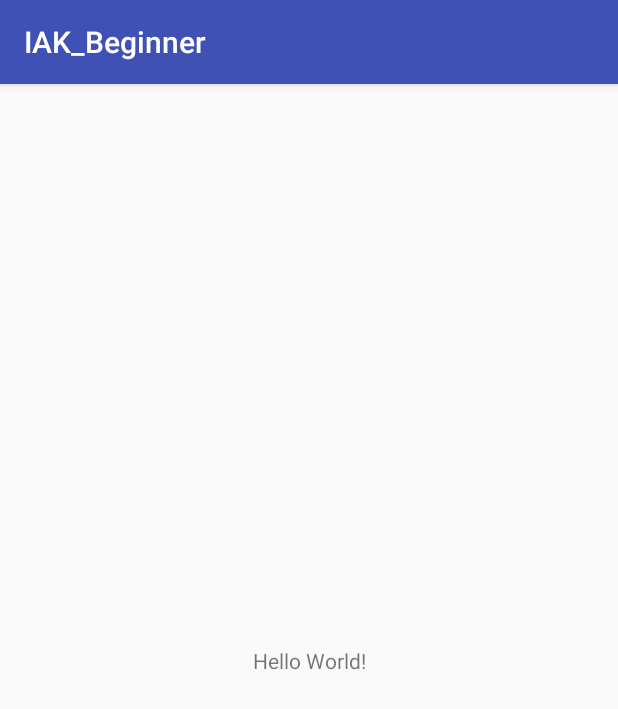
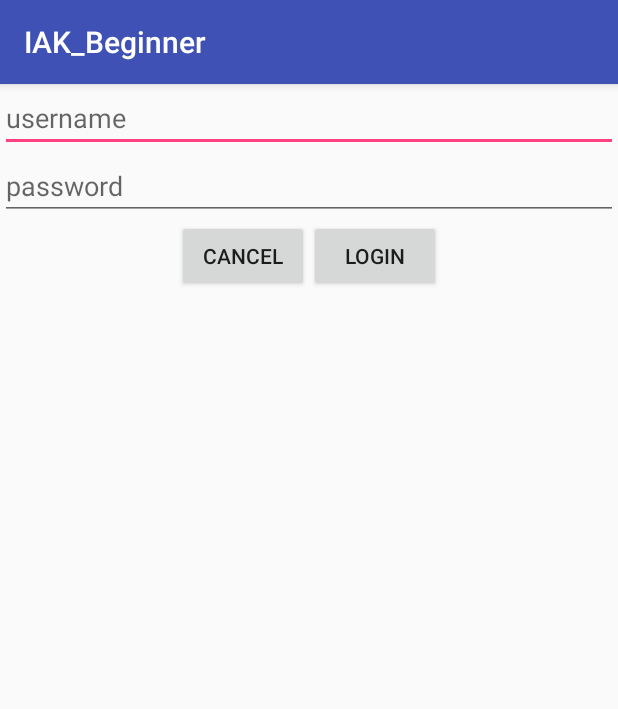
Before and after one commit to ilhamhd98/IAK, an Android app: the screen it shows after launch (MainActivity before the commit, LoginActivity after it), on a phone screen of 412 x 824 dp. Shown: the top 709 px of the screen. Run offline under Robolectric (Android 15) with nearby library versions, the phone set to English and light mode, and no system bars.

Commit message:
MainActivity get Intent

```diff
--- a/app/src/main/AndroidManifest.xml
+++ b/app/src/main/AndroidManifest.xml
@@ -9,14 +9,14 @@
         android:roundIcon="@mipmap/ic_launcher_round"
         android:supportsRtl="true"
         android:theme="@style/AppTheme">
-        <activity android:name=".MainActivity">
+        <activity android:name=".MainActivity"></activity>
+        <activity android:name=".LoginActivity">
             <intent-filter>
                 <action android:name="android.intent.action.MAIN" />
 
                 <category android:name="android.intent.category.LAUNCHER" />
             </intent-filter>
         </activity>
-        <activity android:name=".LoginActivity"></activity>
     </application>
 
 </manifest>
--- a/app/src/main/java/com/powergeninfotech/iak_beginner/LoginActivity.java
+++ b/app/src/main/java/com/powergeninfotech/iak_beginner/LoginActivity.java
@@ -1,13 +1,71 @@
 package com.powergeninfotech.iak_beginner;
 
+import android.content.Intent;
 import android.support.v7.app.AppCompatActivity;
 import android.os.Bundle;
+import android.text.TextUtils;
+import android.view.View;
+import android.widget.Button;
+import android.widget.EditText;
+import android.widget.Toast;
 
 public class LoginActivity extends AppCompatActivity {
+
+    private EditText et_username;
+    private EditText et_password;
+    private Button btn_cancel;
+    private Button btn_login;
+
+    private static final String USERNAME = "admin";
+    private static final String PASSWORD = "admin";
 
     @Override
     protected void onCreate(Bundle savedInstanceState) {
         super.onCreate(savedInstanceState);
         setContentView(R.layout.activity_login);
+
+        et_username = findViewById(R.id.et_username);
+        et_password = findViewById(R.id.et_password);
+        btn_cancel = findViewById(R.id.btn_cancel);
+        btn_login = findViewById(R.id.btn_login);
+
+        btn_cancel.setOnClickListener(new View.OnClickListener() {
+            @Override
+            public void onClick(View v) {
+                Toast.makeText(LoginActivity.this, "Button Ditekan", Toast.LENGTH_SHORT).show();
+            }
+        });
+
+        btn_login.setOnClickListener(new View.OnClickListener() {
+            @Override
+            public void onClick(View v) {
+                String username = et_username.getText().toString();
+                String password = et_password.getText().toString();
+
+                if (TextUtils.isEmpty(username)) {
+                    et_username.setError("G Boleh Kosong mas");
+                }
+
+                if(TextUtils.isEmpty(password)) {
+                    et_password.setError("G Boleh Kosong juga mas");
+                }
+
+                if (username.equals(USERNAME) && password.equals(PASSWORD)) {
+                    Intent intent = new Intent(LoginActivity.this, MainActivity.class);
+                    intent.putExtra(MainActivity.USERNAME, username);
+                    intent.putExtra(MainActivity.PASSWORD, password);
+
+                    finish();
+                    startActivity(intent);
+
+                } else {
+                    Toast.makeText(LoginActivity.this, "Username dan Passwordnya Salah Mas", Toast.LENGTH_SHORT).show();
+
+                    et_username.getText().clear();
+                    et_password.getText().clear();
+                }
+
+            }
+        });
     }
 }
--- a/app/src/main/res/layout/activity_login.xml
+++ b/app/src/main/res/layout/activity_login.xml
@@ -1,9 +1,45 @@
 <?xml version="1.0" encoding="utf-8"?>
-<android.support.constraint.ConstraintLayout xmlns:android="http://schemas.android.com/apk/res/android"
+<LinearLayout
+    xmlns:android="http://schemas.android.com/apk/res/android"
     xmlns:app="http://schemas.android.com/apk/res-auto"
     xmlns:tools="http://schemas.android.com/tools"
     android:layout_width="match_parent"
     android:layout_height="match_parent"
-    tools:context="com.powergeninfotech.iak_beginner.LoginActivity">
+    tools:context="com.powergeninfotech.iak_beginner.LoginActivity"
 
-</android.support.constraint.ConstraintLayout>
+    android:orientation="vertical">
+
+    <EditText
+        android:id="@+id/et_username"
+        android:layout_width="match_parent"
+        android:layout_height="wrap_content"
+        android:hint="username" />
+
+    <EditText
+        android:id="@+id/et_password"
+        android:layout_width="match_parent"
+        android:layout_height="wrap_content"
+        android:inputType="textPassword"
+        android:hint="password" />
+
+    <LinearLayout
+        android:layout_width="match_parent"
+        android:layout_height="wrap_content"
+        android:orientation="horizontal"
+        android:gravity="center_horizontal">
+
+        <Button
+            android:id="@+id/btn_cancel"
+            android:layout_width="wrap_content"
+            android:layout_height="wrap_content"
+            android:text="cancel"/>
+
+        <Button
+            android:id="@+id/btn_login"
+            android:layout_width="wrap_content"
+            android:layout_height="wrap_content"
+            android:text="login"/>
+
+    </LinearLayout>
+
+</LinearLayout>
--- a/app/src/main/res/layout/activity_main.xml
+++ b/app/src/main/res/layout/activity_main.xml
@@ -1,18 +1,23 @@
 <?xml version="1.0" encoding="utf-8"?>
-<android.support.constraint.ConstraintLayout xmlns:android="http://schemas.android.com/apk/res/android"
+<LinearLayout
+    xmlns:android="http://schemas.android.com/apk/res/android"
     xmlns:app="http://schemas.android.com/apk/res-auto"
     xmlns:tools="http://schemas.android.com/tools"
     android:layout_width="match_parent"
     android:layout_height="match_parent"
-    tools:context="com.powergeninfotech.iak_beginner.MainActivity">
+    tools:context="com.powergeninfotech.iak_beginner.MainActivity"
+
+    android:orientation="vertical">
 
     <TextView
-        android:layout_width="wrap_content"
+        android:id="@+id/tv_username"
+        android:layout_width="match_parent"
         android:layout_height="wrap_content"
-        android:text="Hello World!"
-        app:layout_constraintBottom_toBottomOf="parent"
-        app:layout_constraintLeft_toLeftOf="parent"
-        app:layout_constraintRight_toRightOf="parent"
-        app:layout_constraintTop_toTopOf="parent" />
+        tools:text="Username"/>
 
-</android.support.constraint.ConstraintLayout>
+    <TextView
+        android:id="@+id/tv_password"
+        android:layout_width="match_parent"
+        android:layout_height="wrap_content"
+        tools:text="Password"/>
+</LinearLayout>
```
Also changed, not shown: app/src/main/java/com/powergeninfotech/iak_beginner/MainActivity.java (+17 -0 lines).
